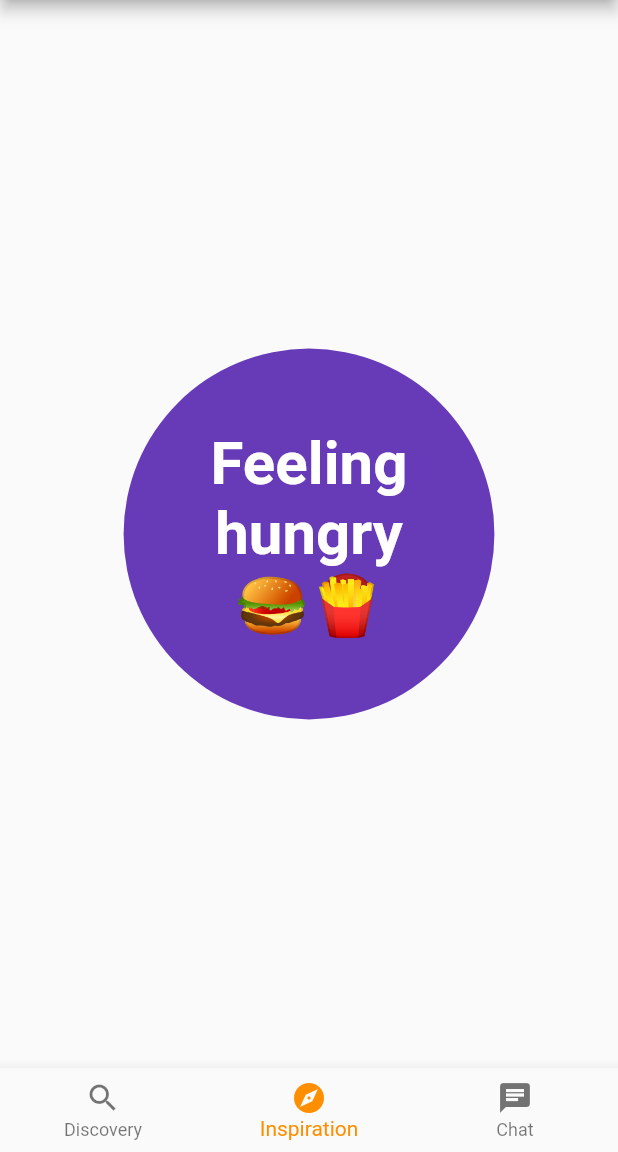
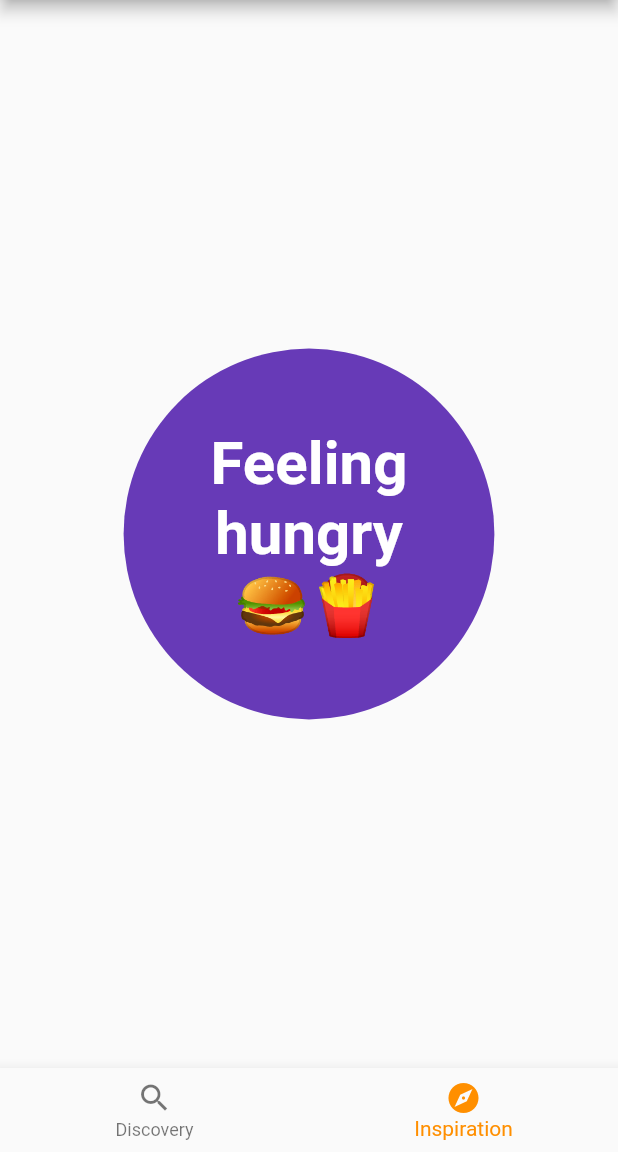
Before and after one commit to OliverKlukas/GPT-3-Recipe-Generator, a Flutter app: the screen it shows after launch, item 2 of the bottom bar chosen, on a phone screen of 412 x 824 dp, the part 84-1236 px from its top. Run offline on Flutter 3.47's test engine with Material 2 defaults, Android fonts, the phone set to English and light mode, and no system bars; our stand-ins replace bubble.

```diff
--- /dev/null
+++ b/recipe_generator/lib/constants.dart
@@ -0,0 +1,7 @@
+import 'package:flutter/material.dart';
+
+class Constants{
+  Constants._();
+  static const double padding = 20;
+  static const double avatarRadius =45;
+}
--- a/recipe_generator/lib/inspiration.dart
+++ b/recipe_generator/lib/inspiration.dart
@@ -1,4 +1,6 @@
 import 'package:flutter/material.dart';
+import 'package:recipe_generator/chat.dart';
+import 'constants.dart';
 
 class InspirationApp extends StatefulWidget {
   @override
@@ -11,14 +13,124 @@ class _InspirationAppState extends State<InspirationApp> {
 
   @override
   Widget build(BuildContext context) {
-
-    // set up the button
-    Widget okButton = TextButton(
+    Widget backButton = TextButton(
       child: Text("Back"),
       onPressed: () {
         Navigator.pop(context);
       },
     );
+
+    Widget okButton = TextButton(
+      child: Text("Ok"),
+      onPressed: () {
+        Navigator.pop(context);
+      },
+    );
+
+    Dialog errorDialog = Dialog(
+        shape: RoundedRectangleBorder(
+          borderRadius: BorderRadius.circular(Constants.padding),
+        ),
+        elevation: 0,
+        backgroundColor: Colors.transparent,
+        child: Stack(
+          children: <Widget>[
+            Container(
+              padding: EdgeInsets.only(
+                  left: Constants.padding,
+                  top: Constants.avatarRadius + Constants.padding,
+                  right: Constants.padding,
+                  bottom: Constants.padding),
+              margin: EdgeInsets.only(top: Constants.avatarRadius),
+              decoration: BoxDecoration(
+                  shape: BoxShape.rectangle,
+                  color: Colors.white,
+                  borderRadius: BorderRadius.circular(Constants.padding),
+                  boxShadow: [
+                    BoxShadow(
+                        color: Colors.black,
+                        offset: Offset(0, 10),
+                        blurRadius: 10),
+                  ]),
+              child: Column(
+                mainAxisSize: MainAxisSize.min,
+                children: <Widget>[
+                  Text(
+                    "Hooray! 🎉\nRecipe Found 🥳",
+                    style: TextStyle(fontSize: 18),
+                    textAlign: TextAlign.center,
+                  ),
+                  SizedBox(
+                    height: 15,
+                  ),
+                  Text(
+                    "Spaghetti Bolognese",
+                    style: TextStyle(fontSize: 22, fontWeight: FontWeight.w600),
+                    textAlign: TextAlign.center,
+                  ),
+                  SizedBox(
+                    height: 22,
+                  ),
+                  Row(children: <Widget>[
+                    Spacer(),
+                    Align(
+                      alignment: Alignment.center,
+                      child: TextButton(
+                          onPressed: () {
+                            Navigator.of(context).pop();
+                          },
+                          child: Text(
+                            "Recipe",
+                            style: TextStyle(fontSize: 18),
+                          )),
+                    ),
+                    Spacer()
+                  ]),
+                  Row(children: <Widget>[
+                    Align(
+                      alignment: Alignment.bottomLeft,
+                      child: TextButton(
+                          onPressed: () {
+                            Navigator.of(context).pop();
+                          },
+                          child: Text(
+                            "Back",
+                            style: TextStyle(fontSize: 18),
+                          )),
+                    ),
+                    Spacer(),
+                    Align(
+                      alignment: Alignment.bottomRight,
+                      child: TextButton(
+                          onPressed: () {
+                            // Navigator.of(context).pop();
+                            Navigator.push(context, MaterialPageRoute(builder: (context) {
+                              return ChatPage();
+                            }));
+                          },
+                          child: Text(
+                            "Assistant",
+                            style: TextStyle(fontSize: 18),
+                          )),
+                    ),
+                  ])
+                ],
+              ),
+            ),
+            Positioned(
+              left: Constants.padding,
+              right: Constants.padding,
+              child: CircleAvatar(
+                backgroundColor: Colors.transparent,
+                radius: Constants.avatarRadius,
+                child: ClipRRect(
+                    borderRadius: BorderRadius.all(
+                        Radius.circular(Constants.avatarRadius)),
+                    child: Image.asset("spaghetti.jpg")),
+              ),
+            ),
+          ],
+        ));
 
     return AnimatedContainer(
         width: MediaQuery.of(context).size.width * 0.6,
@@ -37,26 +149,13 @@ class _InspirationAppState extends State<InspirationApp> {
             'Feeling\nhungry\n🍔🍟',
             textAlign: TextAlign.center,
             style: TextStyle(
-                  fontWeight: FontWeight.bold,
-                  fontSize: 40,
-                  color: Colors.white
-              ),
+                fontWeight: FontWeight.bold, fontSize: 40, color: Colors.white),
           ),
           onPressed: () => {
             showDialog(
                 context: context,
-                builder: (BuildContext context){
-                  return AlertDialog(
-                    title: Text('Alert!'),
-                    content: Text("This is my message."),
-                    actions: [
-                      okButton,
-                    ],
-                  );
+                builder: (BuildContext context) => errorDialog)
           },
-              )
-          },
-          )
-        ));
+        )));
   }
 }
--- a/recipe_generator/lib/main.dart
+++ b/recipe_generator/lib/main.dart
@@ -45,7 +45,7 @@ class _MyStatefulWidgetState extends State<MyStatefulWidget> {
   static List<Widget> _widgetOptions = <Widget>[
     DiscoveryPage(),
     InspirationApp(),
-    ChatPage(),
+    // ChatPage(),
   ];
 
   void _onItemTapped(int index) {
@@ -73,10 +73,10 @@ class _MyStatefulWidgetState extends State<MyStatefulWidget> {
             icon: Icon(Icons.explore),
             label: 'Inspiration',
           ),
-          BottomNavigationBarItem(
-            icon: Icon(Icons.chat),
-            label: 'Chat',
-          ),
+          // BottomNavigationBarItem(
+          //   icon: Icon(Icons.chat),
+          //   label: 'Chat',
+          // ),
         ],
         currentIndex: _selectedIndex,
         selectedItemColor: Colors.amber[800],
```
Also changed, not shown: recipe_generator/pubspec.yaml (+4 -4 lines), recipe_generator/assets/model.jpeg (added), recipe_generator/assets/spaghetti.jpg (added). Lines whose indentation alone changed are shown as unchanged.
